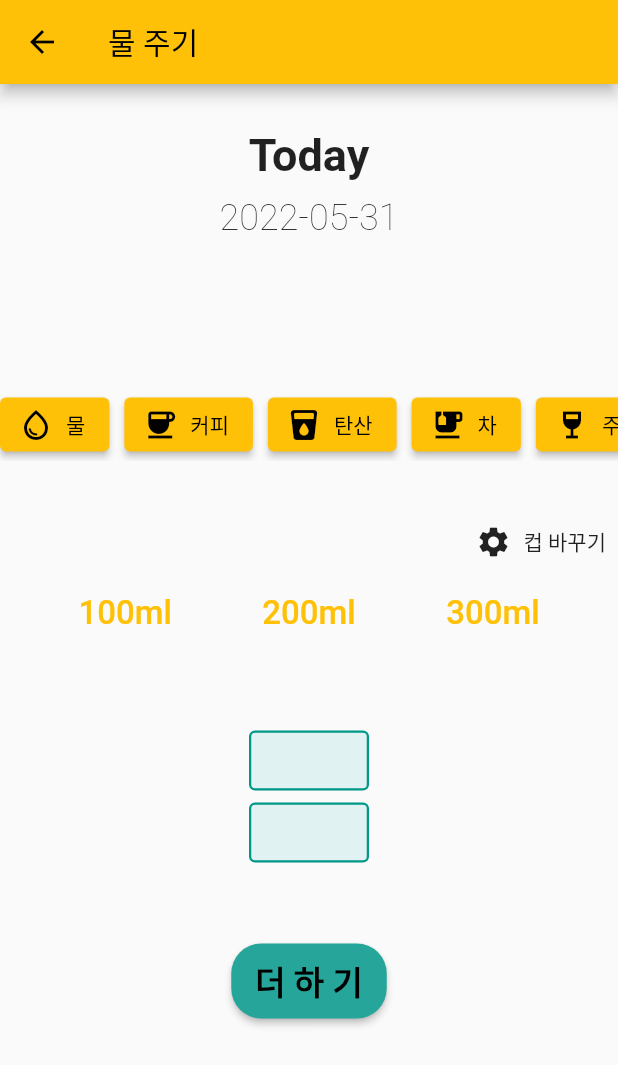
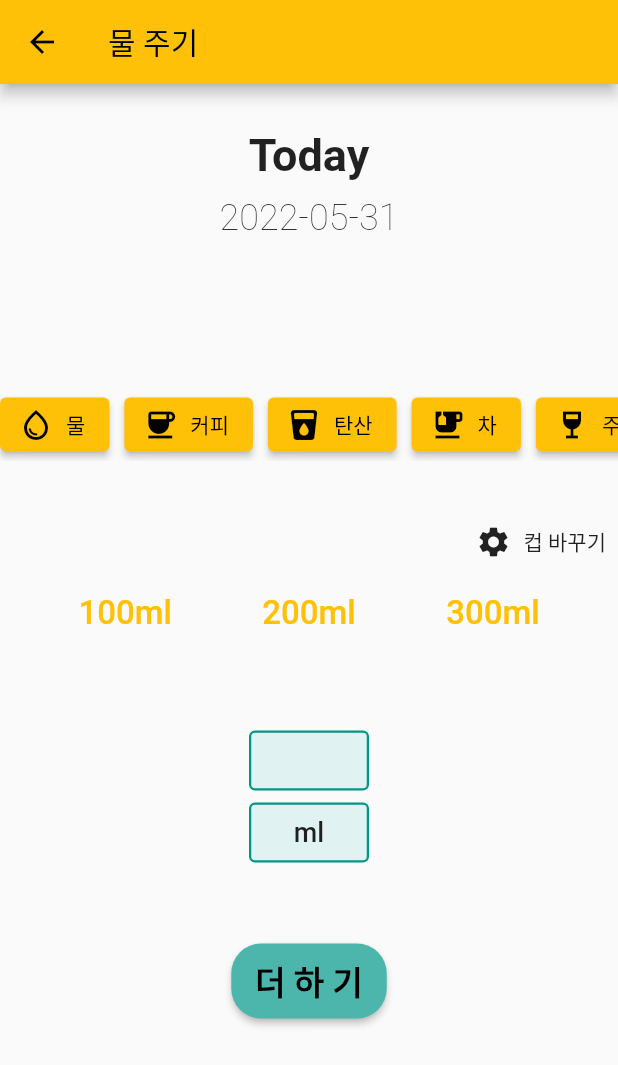
Before and after one commit to leesaereum/Water_drinking, a Flutter app: the Insert screen opened directly, on a phone screen of 412 x 824 dp. Shown: the top 1065 px of the screen. Run offline on Flutter 3.47's test engine with Material 2 defaults, Android fonts, the phone set to English and light mode, and no system bars; our stand-ins replace date_format; network calls fail.

Commit message:
change insert

```diff
--- a/lib/pages/insert.dart
+++ b/lib/pages/insert.dart
@@ -273,8 +273,8 @@ class _InsertState extends State<Insert> {
                         width: 1.5,
                       ),
                     ),
-                    child: Text("${Static.water_volume}",
-                    style: TextStyle(
+                    child: Text("${Static.water_volume}ml",
+                    style: const TextStyle(
                       color: Colors.black87,
                       fontSize: 18,
                     ),
@@ -289,7 +289,7 @@ class _InsertState extends State<Insert> {
                 insertWater();
               },
               style: ElevatedButton.styleFrom(
-                primary: Colors.teal[400],
+                primary: Colors.teal[300],
                 shape: RoundedRectangleBorder(
                     borderRadius: BorderRadius.circular(20)),
                 minimumSize: Size(100, 50),
```
